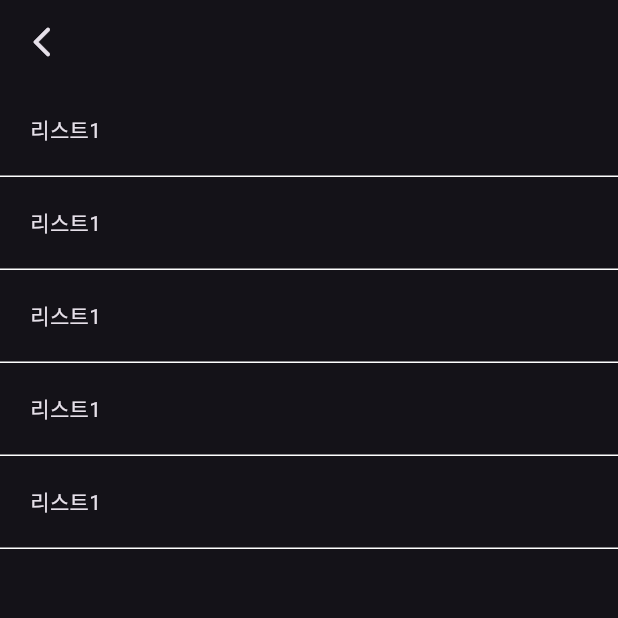
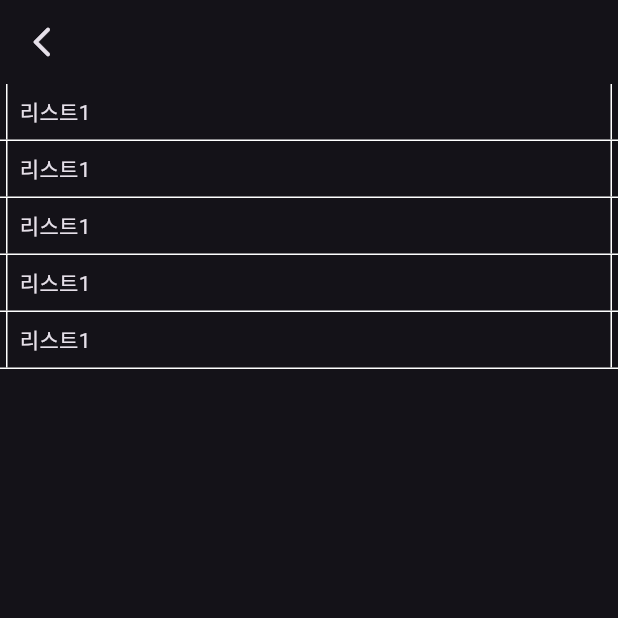
Before and after one commit to Team-DR-Labs/bandy-app, a Flutter app: the screen it shows after launch, on a phone screen of 412 x 824 dp, the top half of it. Run offline on Flutter 3.47's test engine with Material 3 defaults, Android fonts, the phone set to English and light mode, and no system bars; our stand-ins replace go_router.

Commit message:
feat: grid border spacing

```diff
--- a/lib/core/bds/src/grid_border.dart
+++ b/lib/core/bds/src/grid_border.dart
@@ -5,6 +5,7 @@ final class GridBorderLayout extends StatelessWidget {
     super.key,
     this.direction = Axis.vertical,
     this.padding = const EdgeInsets.all(12.0),
+    this.screenSpacing = 4.0,
     this.left = true,
     this.top = false,
     this.right = true,
@@ -16,6 +17,7 @@ final class GridBorderLayout extends StatelessWidget {
   final Axis direction;
 
   final EdgeInsetsGeometry padding;
+  final double screenSpacing;
 
   final bool left;
   final bool top;
@@ -29,7 +31,6 @@ final class GridBorderLayout extends StatelessWidget {
   @override
   Widget build(BuildContext context) {
     return Container(
-      padding: padding,
       decoration: BoxDecoration(
         border: switch (direction) {
           Axis.horizontal => Border(
@@ -62,7 +63,49 @@ final class GridBorderLayout extends StatelessWidget {
             ),
         },
       ),
-      child: child,
+      child: Container(
+        margin: switch (direction) {
+          Axis.horizontal => EdgeInsets.symmetric(
+              vertical: screenSpacing,
+            ),
+          Axis.vertical => EdgeInsets.symmetric(
+              horizontal: screenSpacing,
+            ),
+        },
+        decoration: BoxDecoration(
+          border: switch (direction) {
+            Axis.horizontal => Border(
+                top: top
+                    ? BorderSide(
+                        color: Colors.white,
+                        width: borderThickness,
+                      )
+                    : BorderSide.none,
+                bottom: bottom
+                    ? BorderSide(
+                        color: Colors.white,
+                        width: borderThickness,
+                      )
+                    : BorderSide.none,
+              ),
+            Axis.vertical => Border(
+                left: left
+                    ? BorderSide(
+                        color: Colors.white,
+                        width: borderThickness,
+                      )
+                    : BorderSide.none,
+                right: right
+                    ? BorderSide(
+                        color: Colors.white,
+                        width: borderThickness,
+                      )
+                    : BorderSide.none,
+              ),
+          },
+        ),
+        child: child,
+      ),
     );
   }
 }
```
